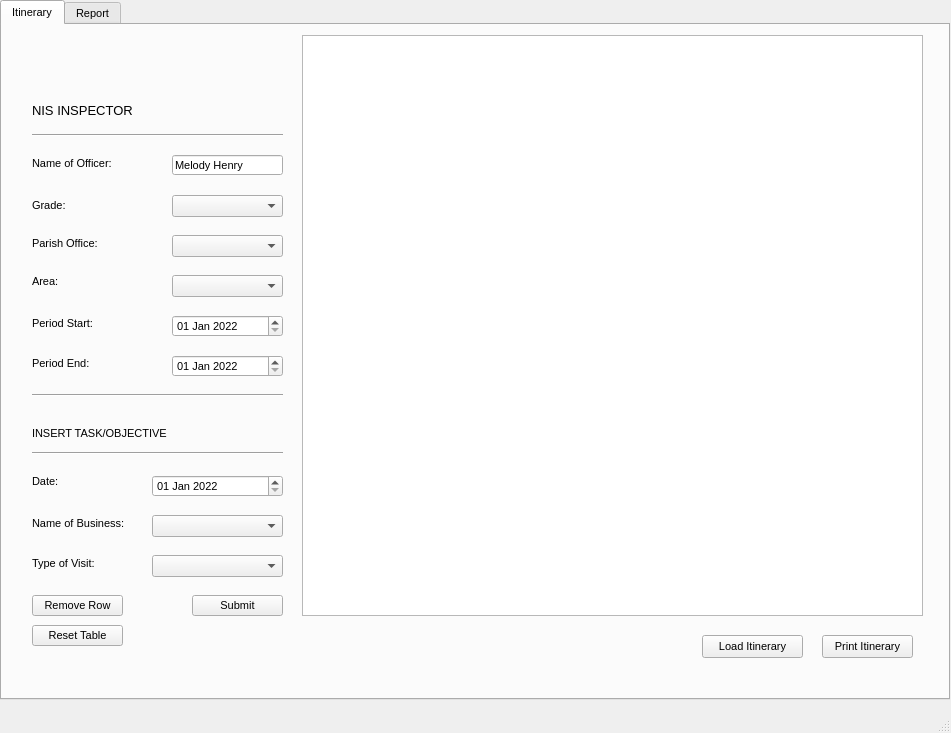
First picture: the form in ui/nis_inspector.ui, repository Sharlmagne/NIS-Inspector-Desktop-Application, before the edit.
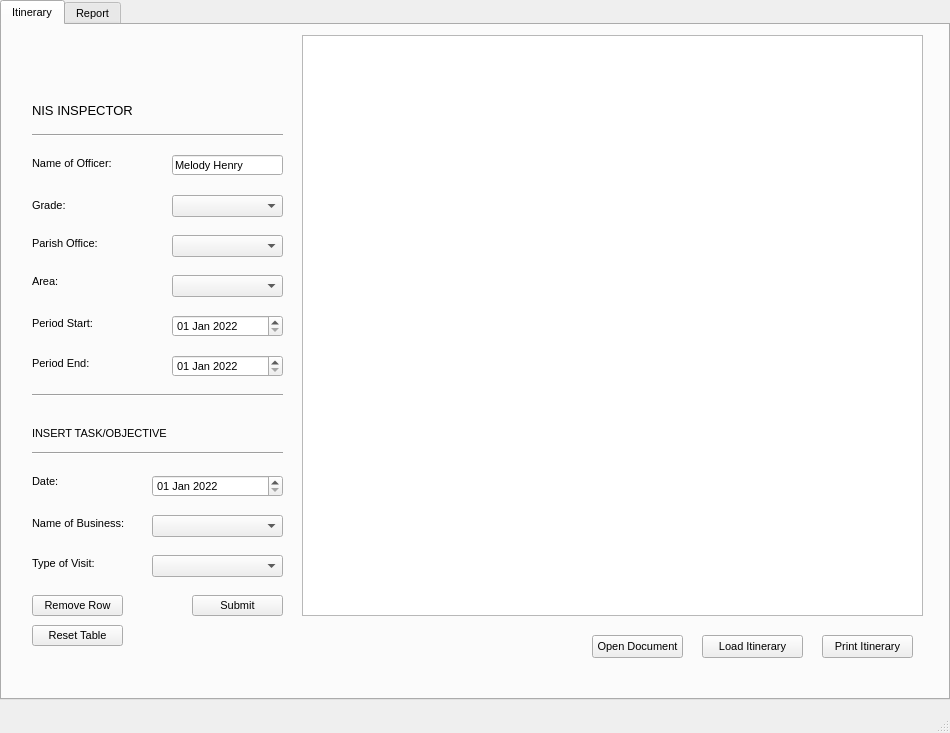
Second picture: the form after the edit. Icons and pictures are not drawn.

```diff
--- a/ui/nis_inspector.ui
+++ b/ui/nis_inspector.ui
@@ -6,7 +6,7 @@
    <rect>
     <x>0</x>
     <y>0</y>
-    <width>951</width>
+    <width>950</width>
     <height>733</height>
    </rect>
   </property>
@@ -498,6 +498,19 @@
        <string>Reset Table</string>
       </property>
      </widget>
+     <widget class="QPushButton" name="open_document_btn">
+      <property name="geometry">
+       <rect>
+        <x>590</x>
+        <y>610</y>
+        <width>91</width>
+        <height>23</height>
+       </rect>
+      </property>
+      <property name="text">
+       <string>Open Document</string>
+      </property>
+     </widget>
     </widget>
     <widget class="QWidget" name="report_tab">
      <attribute name="title">
```
Left out of the diff: 2 changed lines with no effect on the pictures.
